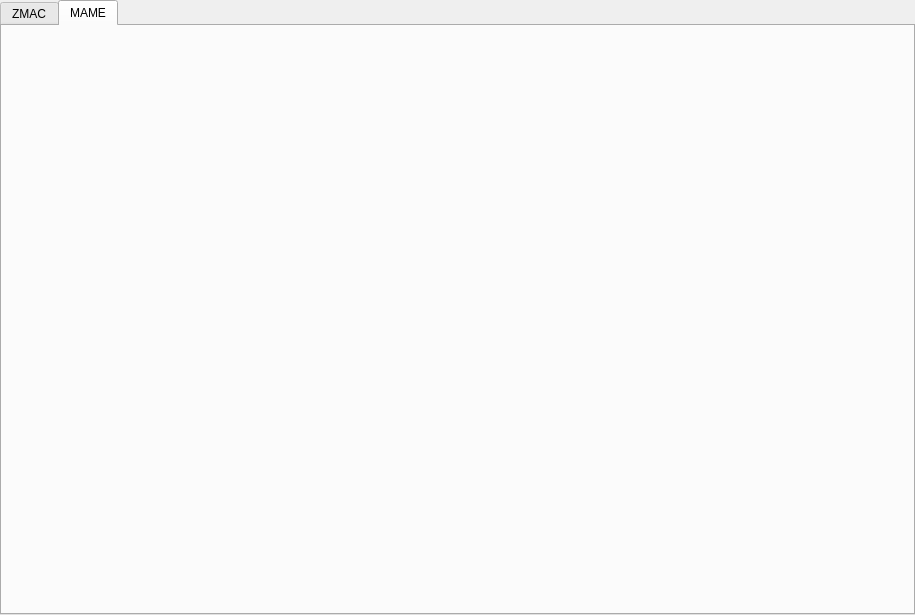
Before: the Qt Designer form ui/BAPD_Settings_GUI.ui in tinymouse42/BAPD, drawn with Qt 5.
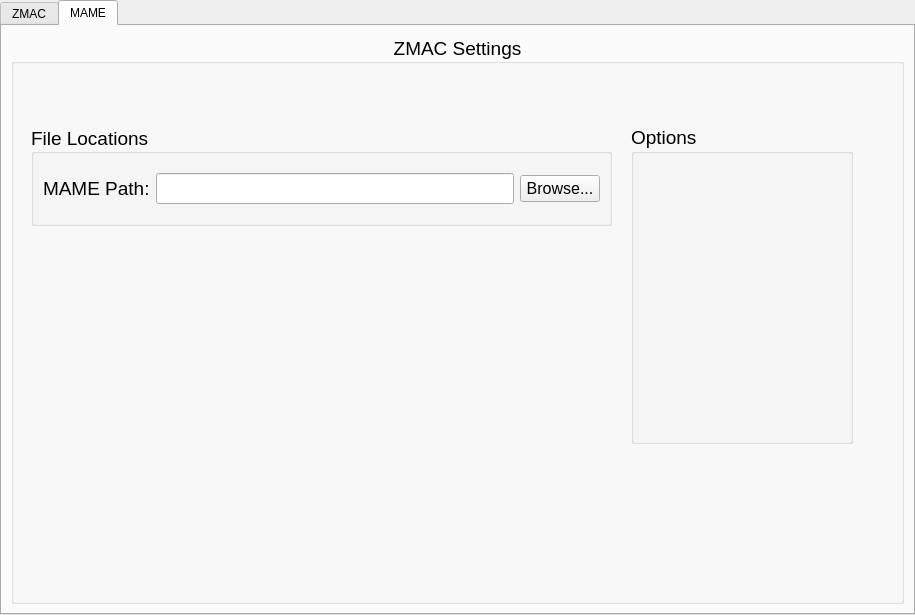
After: the same form once the commit is applied. The open tabs and pages were chosen to show the change.

Commit message: Changed the settings layouts. The goal was to center the tab widget in the dialog window. Did this by adding a grid layout. I did some other tweaking plus adding some dummy content to the MAME window. I also renamed a couple of widgets. The BAPD_Settings_GUI.py was updated so the code behind it will also have to be changed. 5/15/2024

Diff of the .ui file:
```diff
--- a/ui/BAPD_Settings_GUI.ui
+++ b/ui/BAPD_Settings_GUI.ui
@@ -257,6 +257,87 @@
       <attribute name="title">
        <string>MAME</string>
       </attribute>
+      <layout class="QGridLayout" name="gridLayout_6">
+       <item row="0" column="0">
+        <widget class="QGroupBox" name="mameSettingsLayout">
+         <property name="font">
+          <font>
+           <pointsize>14</pointsize>
+          </font>
+         </property>
+         <property name="title">
+          <string>ZMAC Settings</string>
+         </property>
+         <property name="alignment">
+          <set>Qt::AlignmentFlag::AlignCenter</set>
+         </property>
+         <property name="flat">
+          <bool>false</bool>
+         </property>
+         <widget class="QGroupBox" name="mameOptionsGroupBox">
+          <property name="geometry">
+           <rect>
+            <x>620</x>
+            <y>90</y>
+            <width>222</width>
+            <height>319</height>
+           </rect>
+          </property>
+          <property name="title">
+           <string>Options</string>
+          </property>
+          <layout class="QGridLayout" name="gridLayout_4"/>
+         </widget>
+         <widget class="QGroupBox" name="mameFilePathLayout">
+          <property name="geometry">
+           <rect>
+            <x>20</x>
+            <y>90</y>
+            <width>581</width>
+            <height>101</height>
+           </rect>
+          </property>
+          <property name="title">
+           <string>File Locations</string>
+          </property>
+          <property name="alignment">
+           <set>Qt::AlignmentFlag::AlignLeading|Qt::AlignmentFlag::AlignLeft|Qt::AlignmentFlag::AlignVCenter</set>
+          </property>
+          <layout class="QGridLayout" name="gridLayout_5">
+           <item row="0" column="0">
+            <layout class="QHBoxLayout" name="mamePathInputLayout">
+             <item>
+              <widget class="QLabel" name="mamePathLabel">
+               <property name="text">
+                <string>MAME Path:</string>
+               </property>
+              </widget>
+             </item>
+             <item>
+              <widget class="QLineEdit" name="mamePathLineEdit"/>
+             </item>
+             <item>
+              <widget class="QPushButton" name="mameBrowseButton">
+               <property name="font">
+                <font>
+                 <pointsize>12</pointsize>
+                </font>
+               </property>
+               <property name="text">
+                <string>Browse...</string>
+               </property>
+               <property name="autoDefault">
+                <bool>true</bool>
+               </property>
+              </widget>
+             </item>
+            </layout>
+           </item>
+          </layout>
+         </widget>
+        </widget>
+       </item>
+      </layout>
      </widget>
     </widget>
    </item>
```
Left out of the diff: 65 changed lines with no effect on the pictures. Lines whose indentation alone changed are shown as unchanged. The commit also changes 1 other file.
